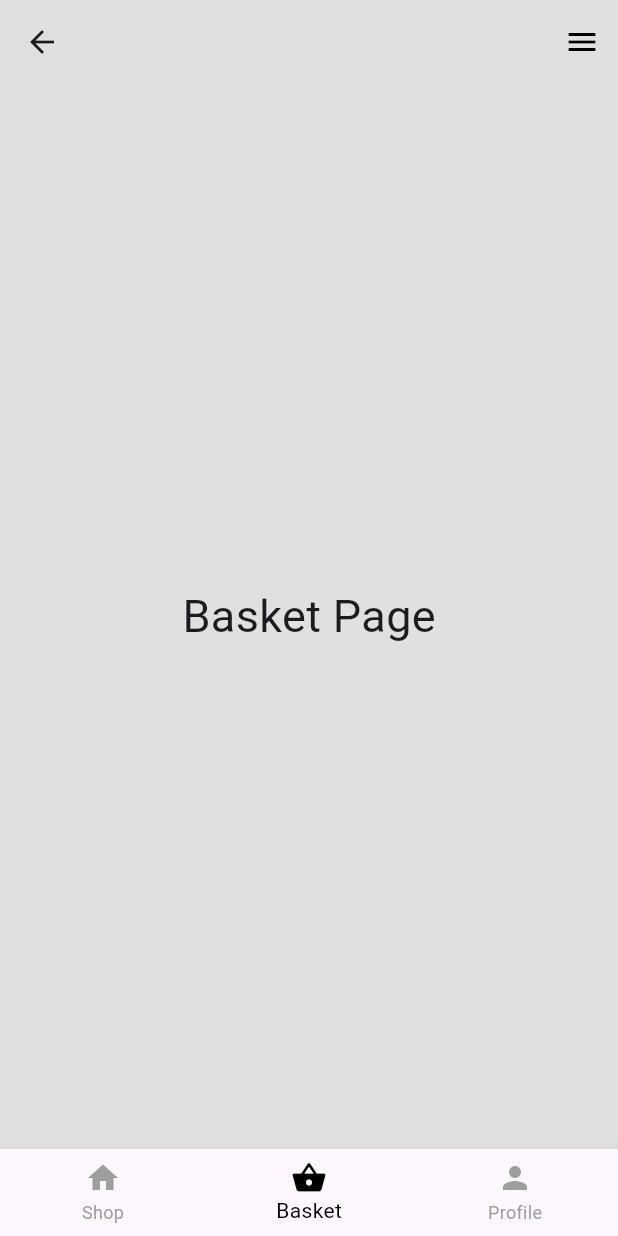
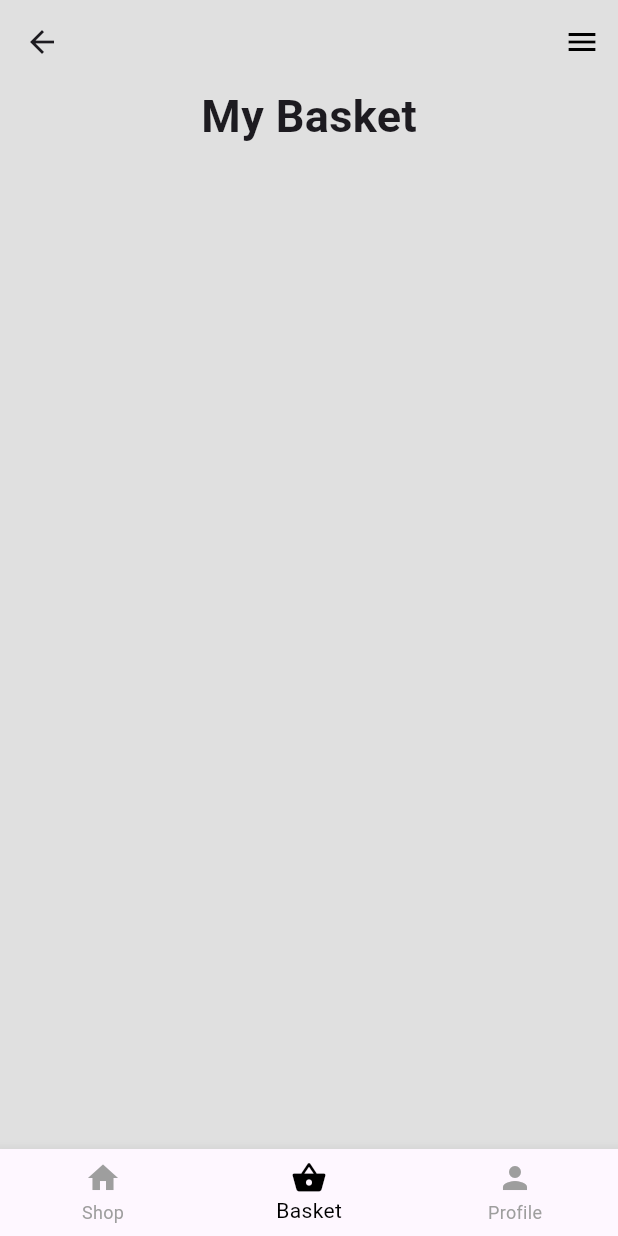
Before and after one commit to ZenKrow11/e_commerce, a Flutter app: the HomePage screen opened directly, item 2 of the bottom bar chosen, on a phone screen of 412 x 824 dp. Run offline on Flutter 3.47's test engine with Material 3 defaults, Android fonts, the phone set to English and light mode, and no system bars.

Commit message:
Competed a workign basket. Added; adding and removing.

```diff
--- a/lib/components/shoe_tile.dart
+++ b/lib/components/shoe_tile.dart
@@ -24,8 +24,8 @@ class ShoeTile extends StatelessWidget {
             padding: const EdgeInsets.all(10.0),
             child: Column(
               children: [
+
                 // Show pic
-
                 Container(
                   width: 300,
                   height: 250,
@@ -33,7 +33,7 @@ class ShoeTile extends StatelessWidget {
                     borderRadius: BorderRadius.circular(12),
                   ),
                   child: Transform.scale(
-                    scale: 2.0,
+                    scale: 1.5,
                     child: Image.asset(
                       shoe.imagePath,
                       width: 250,
@@ -86,7 +86,7 @@ class ShoeTile extends StatelessWidget {
                         Icon(Icons.add_shopping_cart, color: Colors.white),
                         SizedBox(width: 8),
                         Text(
-                          "ADD TO CART",
+                          "ADD TO BASKET",
                           style: TextStyle(color: Colors.white),
                         ),
                       ],
--- a/lib/pages/basket_page.dart
+++ b/lib/pages/basket_page.dart
@@ -1,4 +1,8 @@
+import 'package:e_commerce_tut/components/cart_item.dart';
 import 'package:flutter/material.dart';
+import 'package:provider/provider.dart';
+import '../models/cart.dart';
+import '../models/shoe.dart';
 
 class BasketPage extends StatefulWidget {
   const BasketPage({super.key});
@@ -10,13 +14,33 @@ class BasketPage extends StatefulWidget {
 class _BasketPageState extends State<BasketPage> {
   @override
   Widget build(BuildContext context) {
-    return Center(
-        child: Text("Basket Page",
-            style: TextStyle(
-              fontSize: 30,
-            )
-
-        )
+    return Consumer<Cart>(
+      builder: (context, value, child) => Padding(
+        padding: const EdgeInsets.symmetric(horizontal: 25.0),
+        child: Column(
+          children: [
+            // header
+            Text(
+              "My Basket",
+              style: TextStyle(
+                fontSize: 30,
+                fontWeight: FontWeight.bold,
+              ),
+            ),
+            const SizedBox(height: 20),
+            // cart items
+            Expanded(
+              child: ListView.builder(
+                itemCount: value.getCart().length,
+                itemBuilder: (context, index) {
+                  Shoe shoe = value.getCart()[index];
+                  return CartItem(shoe: shoe);
+                },
+              ),
+            ),
+          ],
+        ),
+      ),
     );
   }
 }
--- a/lib/pages/shop_page.dart
+++ b/lib/pages/shop_page.dart
@@ -20,6 +20,8 @@ class _ShopPageState extends State<ShopPage> {
     //alert user
     ScaffoldMessenger.of(context).showSnackBar(
       SnackBar(
+        width: 300,
+        duration: Duration(milliseconds: 1000),
         backgroundColor: Colors.black,
         behavior: SnackBarBehavior.floating,
         shape: RoundedRectangleBorder(
@@ -27,7 +29,8 @@ class _ShopPageState extends State<ShopPage> {
         ),
         content: Text("${shoe.name} added to basket",
         style: TextStyle(
-          color: Colors.white,
+          color: Colors.grey[300],
+          fontSize: 18,
         ),
           textAlign: TextAlign.center,
         ),
```
Also changed, not shown: lib/components/cart_item.dart (added, +55 -0 lines).
